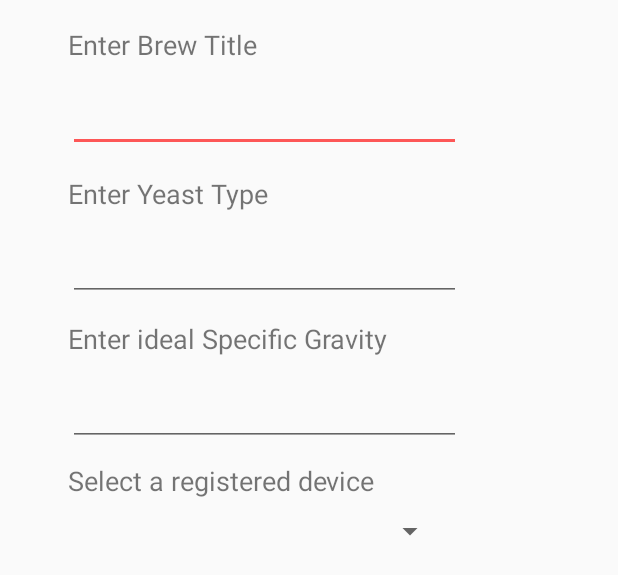
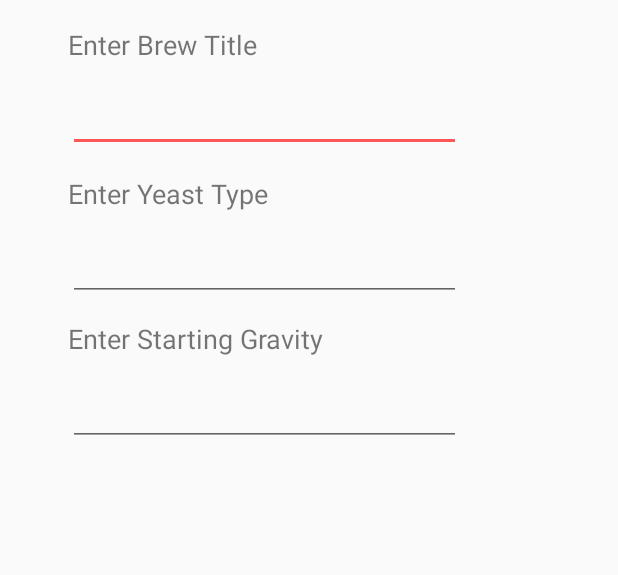
Before and after one commit to Jordan-Hum/FermentationMonitor, an Android app: the layout layout_dialog.xml on its own in the app's theme, with its tools: preview values and no code run, on a phone screen of 412 x 824 dp. Shown: the top 575 px of the screen. Run offline under Robolectric (Android 15) with nearby library versions, the phone set to English and light mode, and no system bars.

Commit message:
When adding a batch a deviceId gets added to the batch

```diff
--- a/android/FermentationMonitor/app/src/main/res/layout/layout_dialog.xml
+++ b/android/FermentationMonitor/app/src/main/res/layout/layout_dialog.xml
@@ -62,7 +62,7 @@
         android:id="@+id/textView3"
         android:layout_width="219dp"
         android:layout_height="34dp"
-        android:text="Enter ideal Specific Gravity"
+        android:text="Enter Starting Gravity"
         android:textSize="18sp"
         app:layout_constraintBottom_toBottomOf="parent"
         app:layout_constraintEnd_toEndOf="parent"
@@ -84,29 +84,4 @@
         app:layout_constraintTop_toBottomOf="@+id/textView3"
         app:layout_constraintVertical_bias="0.0" />
 
-    <TextView
-        android:id="@+id/textView4"
-        android:layout_width="219dp"
-        android:layout_height="34dp"
-        android:text="Select a registered device"
-        android:textSize="18sp"
-        app:layout_constraintBottom_toBottomOf="parent"
-        app:layout_constraintEnd_toEndOf="parent"
-        app:layout_constraintHorizontal_bias="0.234"
-        app:layout_constraintStart_toStartOf="parent"
-        app:layout_constraintTop_toBottomOf="@+id/idealSgInput"
-        app:layout_constraintVertical_bias="0.022" />
-
-    <Spinner
-        android:id="@+id/add_dialog_spinner"
-        android:layout_width="262dp"
-        android:layout_height="wrap_content"
-        app:layout_constraintTop_toBottomOf="@+id/textView4"
-        app:layout_constraintBottom_toBottomOf="parent"
-        app:layout_constraintEnd_toEndOf="parent"
-        app:layout_constraintHorizontal_bias="0.234"
-        app:layout_constraintStart_toStartOf="parent"
-        app:layout_constraintVertical_bias="0.0" />
-
-
 </androidx.constraintlayout.widget.ConstraintLayout>
```
Also changed, not shown: android/FermentationMonitor/app/src/main/java/com/example/fermentationmonitor/Batch.java (+11 -1 lines), android/FermentationMonitor/app/src/main/java/com/example/fermentationmonitor/PastBrewsActivity.java (+15 -3 lines), android/FermentationMonitor/app/src/main/java/com/example/fermentationmonitor/dialogActivity.java (+25 -24 lines).
